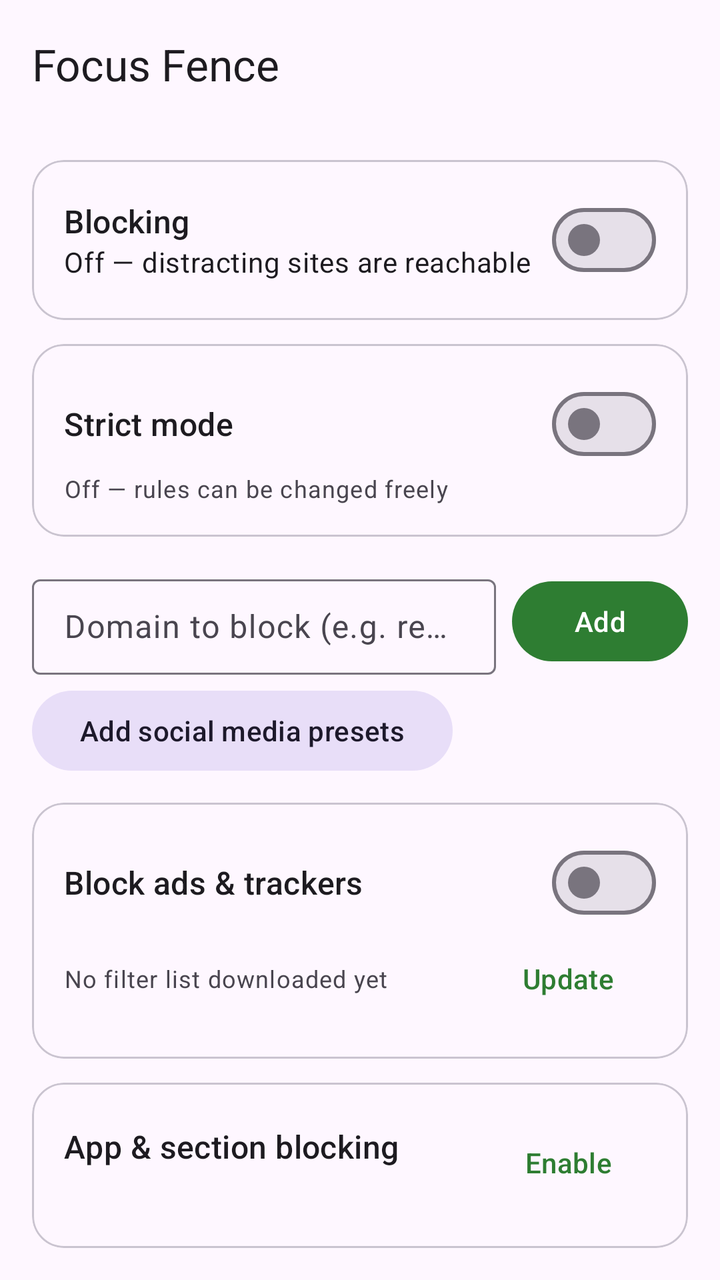
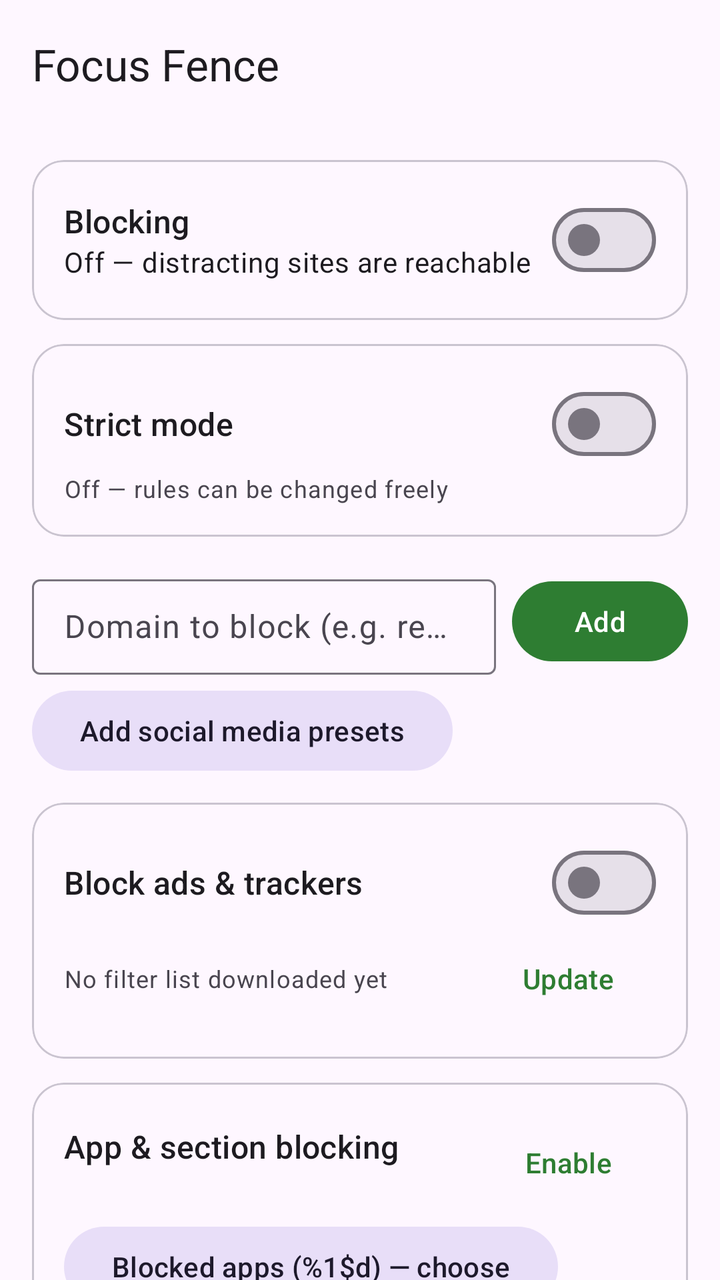

Two renders of the same Android screen: before a commit and after it. Below are the layout's source before the change and the commit's diff.
<!-- AndroidManifest.xml: application theme Theme.FocusFence -->
<!-- res/layout/activity_main.xml -->
<?xml version="1.0" encoding="utf-8"?>
<androidx.coordinatorlayout.widget.CoordinatorLayout
    xmlns:android="http://schemas.android.com/apk/res/android"
    xmlns:app="http://schemas.android.com/apk/res-auto"
    android:layout_width="match_parent"
    android:layout_height="match_parent">

    <com.google.android.material.appbar.AppBarLayout
        android:id="@+id/appBar"
        android:layout_width="match_parent"
        android:layout_height="wrap_content">

        <com.google.android.material.appbar.MaterialToolbar
            android:id="@+id/toolbar"
            android:layout_width="match_parent"
            android:layout_height="?attr/actionBarSize"
            app:title="@string/app_name" />
    </com.google.android.material.appbar.AppBarLayout>

    <LinearLayout
        android:layout_width="match_parent"
        android:layout_height="match_parent"
        android:orientation="vertical"
        android:padding="16dp"
        app:layout_behavior="@string/appbar_scrolling_view_behavior">

        <com.google.android.material.card.MaterialCardView
            android:layout_width="match_parent"
            android:layout_height="wrap_content"
            app:cardCornerRadius="16dp"
            app:contentPadding="16dp">

            <LinearLayout
                android:layout_width="match_parent"
                android:layout_height="wrap_content"
                android:gravity="center_vertical"
                android:orientation="horizontal">

                <LinearLayout
                    android:layout_width="0dp"
                    android:layout_height="wrap_content"
                    android:layout_weight="1"
                    android:orientation="vertical">

                    <TextView
                        android:layout_width="wrap_content"
                        android:layout_height="wrap_content"
                        android:text="@string/blocking_switch_label"
                        android:textAppearance="?attr/textAppearanceTitleMedium" />

                    <TextView
                        android:id="@+id/statusText"
                        android:layout_width="wrap_content"
                        android:layout_height="wrap_content"
                        android:text="@string/status_inactive"
                        android:textAppearance="?attr/textAppearanceBodyMedium" />
                </LinearLayout>

                <com.google.android.material.materialswitch.MaterialSwitch
                    android:id="@+id/vpnSwitch"
                    android:layout_width="wrap_content"
                    android:layout_height="wrap_content" />
            </LinearLayout>
        </com.google.android.material.card.MaterialCardView>

        <com.google.android.material.card.MaterialCardView
            android:layout_width="match_parent"
            android:layout_height="wrap_content"
            android:layout_marginTop="12dp"
            app:cardCornerRadius="16dp"
            app:contentPadding="16dp">

            <LinearLayout
                android:layout_width="match_parent"
                android:layout_height="wrap_content"
                android:orientation="vertical">

                <LinearLayout
                    android:layout_width="match_parent"
                    android:layout_height="wrap_content"
                    android:gravity="center_vertical"
                    android:orientation="horizontal">

                    <TextView
                        android:layout_width="0dp"
                        android:layout_height="wrap_content"
                        android:layout_weight="1"
                        android:text="@string/strict_title"
                        android:textAppearance="?attr/textAppearanceTitleMedium" />

                    <com.google.android.material.materialswitch.MaterialSwitch
                        android:id="@+id/strictSwitch"
                        android:layout_width="wrap_content"
                        android:layout_height="wrap_content" />
                </LinearLayout>

                <LinearLayout
                    android:layout_width="match_parent"
                    android:layout_height="wrap_content"
                    android:gravity="center_vertical"
                    android:orientation="horizontal">

                    <TextView
                        android:id="@+id/strictStatusText"
                        android:layout_width="0dp"
                        android:layout_height="wrap_content"
                        android:layout_weight="1"
                        android:text="@string/strict_off"
                        android:textAppearance="?attr/textAppearanceBodySmall"
                        android:textColor="?android:attr/textColorSecondary" />

                    <Button
                        android:id="@+id/strictActionButton"
                        style="@style/Widget.Material3.Button.TextButton"
                        android:layout_width="wrap_content"
                        android:layout_height="wrap_content"
                        android:text="@string/strict_request_unlock"
                        android:visibility="gone" />
                </LinearLayout>
            </LinearLayout>
        </com.google.android.material.card.MaterialCardView>

        <LinearLayout
            android:layout_width="match_parent"
            android:layout_height="wrap_content"
            android:layout_marginTop="16dp"
            android:gravity="center_vertical"
            android:orientation="horizontal">

            <com.google.android.material.textfield.TextInputLayout
                android:id="@+id/domainInputLayout"
                style="@style/Widget.Material3.TextInputLayout.OutlinedBox.Dense"
                android:layout_width="0dp"
                android:layout_height="wrap_content"
                android:layout_weight="1"
                android:hint="@string/domain_hint">

                <com.google.android.material.textfield.TextInputEditText
                    android:id="@+id/domainInput"
                    android:layout_width="match_parent"
                    android:layout_height="wrap_content"
                    android:imeOptions="actionDone"
                    android:inputType="textUri"
                    android:maxLines="1" />
            </com.google.android.material.textfield.TextInputLayout>

            <Button
                android:id="@+id/addButton"
                android:layout_width="wrap_content"
                android:layout_height="wrap_content"
                android:layout_marginStart="8dp"
                android:text="@string/add_button" />
        </LinearLayout>

        <Button
            android:id="@+id/presetButton"
            style="@style/Widget.Material3.Button.TonalButton"
            android:layout_width="wrap_content"
            android:layout_height="wrap_content"
            android:layout_marginTop="4dp"
            android:text="@string/preset_button" />

        <com.google.android.material.card.MaterialCardView
            android:layout_width="match_parent"
            android:layout_height="wrap_content"
            android:layout_marginTop="12dp"
            app:cardCornerRadius="16dp"
            app:contentPadding="16dp">

            <LinearLayout
                android:layout_width="match_parent"
                android:layout_height="wrap_content"
                android:orientation="vertical">

                <LinearLayout
                    android:layout_width="match_parent"
                    android:layout_height="wrap_content"
                    android:gravity="center_vertical"
                    android:orientation="horizontal">

                    <TextView
                        android:layout_width="0dp"
                        android:layout_height="wrap_content"
                        android:layout_weight="1"
                        android:text="@string/adblock_label"
                        android:textAppearance="?attr/textAppearanceTitleMedium" />

                    <com.google.android.material.materialswitch.MaterialSwitch
                        android:id="@+id/adSwitch"
                        android:layout_width="wrap_content"
                        android:layout_height="wrap_content" />
                </LinearLayout>

                <LinearLayout
                    android:layout_width="match_parent"
                    android:layout_height="wrap_content"
                    android:gravity="center_vertical"
                    android:orientation="horizontal">

                    <TextView
                        android:id="@+id/adStatusText"
                        android:layout_width="0dp"
                        android:layout_height="wrap_content"
                        android:layout_weight="1"
                        android:text="@string/adlist_none"
                        android:textAppearance="?attr/textAppearanceBodySmall"
                        android:textColor="?android:attr/textColorSecondary" />

                    <Button
                        android:id="@+id/adUpdateButton"
                        style="@style/Widget.Material3.Button.TextButton"
                        android:layout_width="wrap_content"
                        android:layout_height="wrap_content"
                        android:text="@string/adlist_update" />
                </LinearLayout>
            </LinearLayout>
        </com.google.android.material.card.MaterialCardView>

        <com.google.android.material.card.MaterialCardView
            android:id="@+id/sectionCard"
            android:layout_width="match_parent"
            android:layout_height="wrap_content"
            android:layout_marginTop="12dp"
            app:cardCornerRadius="16dp"
            app:contentPadding="16dp">

            <LinearLayout
                android:layout_width="match_parent"
                android:layout_height="wrap_content"
                android:orientation="vertical">

                <LinearLayout
                    android:layout_width="match_parent"
                    android:layout_height="wrap_content"
                    android:gravity="center_vertical"
                    android:orientation="horizontal">

                    <LinearLayout
                        android:layout_width="0dp"
                        android:layout_height="wrap_content"
                        android:layout_weight="1"
                        android:orientation="vertical">

                        <TextView
                            android:layout_width="wrap_content"
                            android:layout_height="wrap_content"
                            android:text="@string/section_service_label"
                            android:textAppearance="?attr/textAppearanceTitleMedium" />

                        <TextView
                            android:id="@+id/sectionStatusText"
                            android:layout_width="wrap_content"
                            android:layout_height="wrap_content"
                            android:textAppearance="?attr/textAppearanceBodySmall"
                            android:textColor="?android:attr/textColorSecondary" />
                    </LinearLayout>

                    <Button
                        android:id="@+id/sectionEnableButton"
                        style="@style/Widget.Material3.Button.TextButton"
                        android:layout_width="wrap_content"
                        android:layout_height="wrap_content"
                        android:text="@string/section_enable_button" />
                </LinearLayout>

                <Button
                    android:id="@+id/chooseAppsButton"
                    style="@style/Widget.Material3.Button.TonalButton"
                    android:layout_width="wrap_content"
                    android:layout_height="wrap_content"
                    android:layout_marginTop="4dp"
                    android:text="@string/apps_choose_button" />
            </LinearLayout>
        </com.google.android.material.card.MaterialCardView>

        <TextView
            android:layout_width="wrap_content"
            android:layout_height="wrap_content"
            android:layout_marginTop="16dp"
            android:text="@string/blocked_domains_header"
            android:textAppearance="?attr/textAppearanceTitleSmall" />

        <TextView
            android:layout_width="match_parent"
            android:layout_height="wrap_content"
            android:layout_marginTop="2dp"
            android:text="@string/list_hint"
            android:textAppearance="?attr/textAppearanceBodySmall"
            android:textColor="?android:attr/textColorSecondary" />

        <androidx.recyclerview.widget.RecyclerView
            android:id="@+id/domainList"
            android:layout_width="match_parent"
            android:layout_height="0dp"
            android:layout_marginTop="8dp"
            android:layout_weight="1"
            android:clipToPadding="false"
            app:layoutManager="androidx.recyclerview.widget.LinearLayoutManager" />
    </LinearLayout>
</androidx.coordinatorlayout.widget.CoordinatorLayout>
<!-- resources referenced by this layout -->
<resources>
  <string name="adblock_label">Block ads &amp; trackers</string>
  <string name="add_button">Add</string>
  <string name="adlist_none">No filter list downloaded yet</string>
  <string name="adlist_update">Update</string>
  <string name="app_name">Focus Fence</string>
  <string name="apps_choose_button">Blocked apps (%1$d) — choose</string>
  <string name="blocked_domains_header">Blocked domains</string>
  <string name="blocking_switch_label">Blocking</string>
  <string name="domain_hint">Domain to block (e.g. reddit.com)</string>
  <string name="list_hint">Tap a domain to choose how it\'s blocked: always, on a schedule, with a daily limit, or allowing only some sections.</string>
  <string name="preset_button">Add social media presets</string>
  <string name="section_enable_button">Enable</string>
  <string name="section_service_label">App &amp; section blocking</string>
  <string name="status_inactive">Off — distracting sites are reachable</string>
  <string name="strict_off">Off — rules can be changed freely</string>
  <string name="strict_request_unlock">Request unlock</string>
  <string name="strict_title">Strict mode</string>
  <style name="Theme.FocusFence" parent="Theme.Material3.DayNight.NoActionBar">
          <item name="colorPrimary">@color/brand_primary</item>
      </style>
  <color name="brand_primary">#2E7D32</color>
</resources>

<!-- the commit's change to res/layout/activity_main.xml (unified diff, before → after) -->
@@ -17,12 +17,17 @@
             app:title="@string/app_name" />
     </com.google.android.material.appbar.AppBarLayout>
 
+    <androidx.core.widget.NestedScrollView
+        android:layout_width="match_parent"
+        android:layout_height="match_parent"
+        android:fillViewport="true"
+        app:layout_behavior="@string/appbar_scrolling_view_behavior">
+
     <LinearLayout
         android:layout_width="match_parent"
-        android:layout_height="match_parent"
+        android:layout_height="wrap_content"
         android:orientation="vertical"
-        android:padding="16dp"
-        app:layout_behavior="@string/appbar_scrolling_view_behavior">
+        android:padding="16dp">
 
         <com.google.android.material.card.MaterialCardView
             android:layout_width="match_parent"
@@ -291,10 +296,10 @@
         <androidx.recyclerview.widget.RecyclerView
             android:id="@+id/domainList"
             android:layout_width="match_parent"
-            android:layout_height="0dp"
+            android:layout_height="wrap_content"
             android:layout_marginTop="8dp"
-            android:layout_weight="1"
-            android:clipToPadding="false"
+            android:nestedScrollingEnabled="false"
             app:layoutManager="androidx.recyclerview.widget.LinearLayoutManager" />
     </LinearLayout>
+    </androidx.core.widget.NestedScrollView>
 </androidx.coordinatorlayout.widget.CoordinatorLayout>
